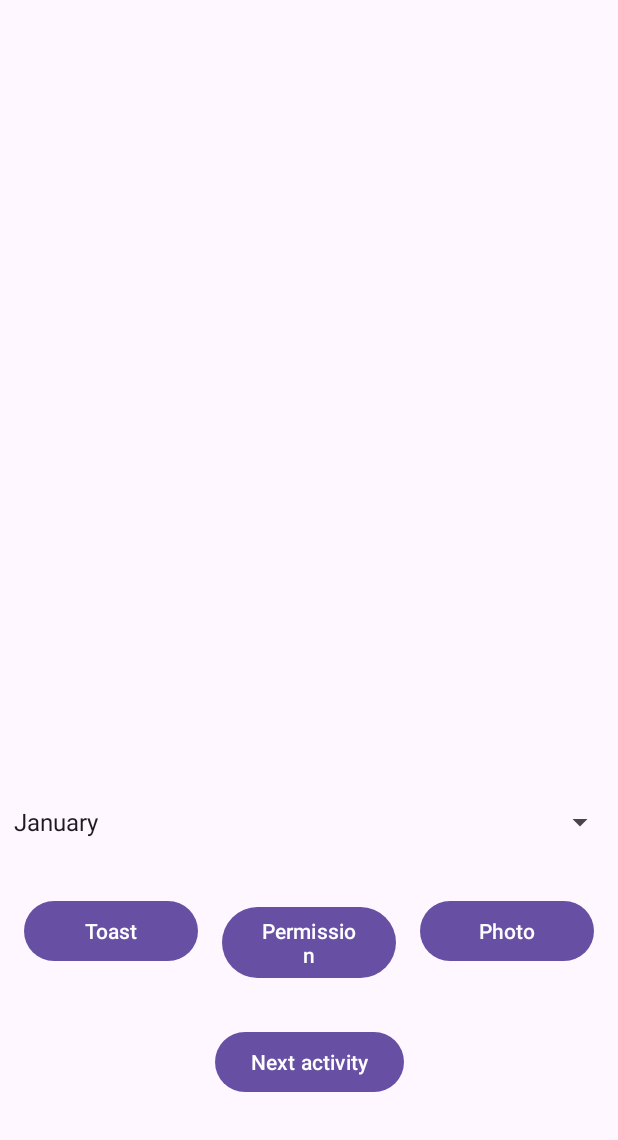
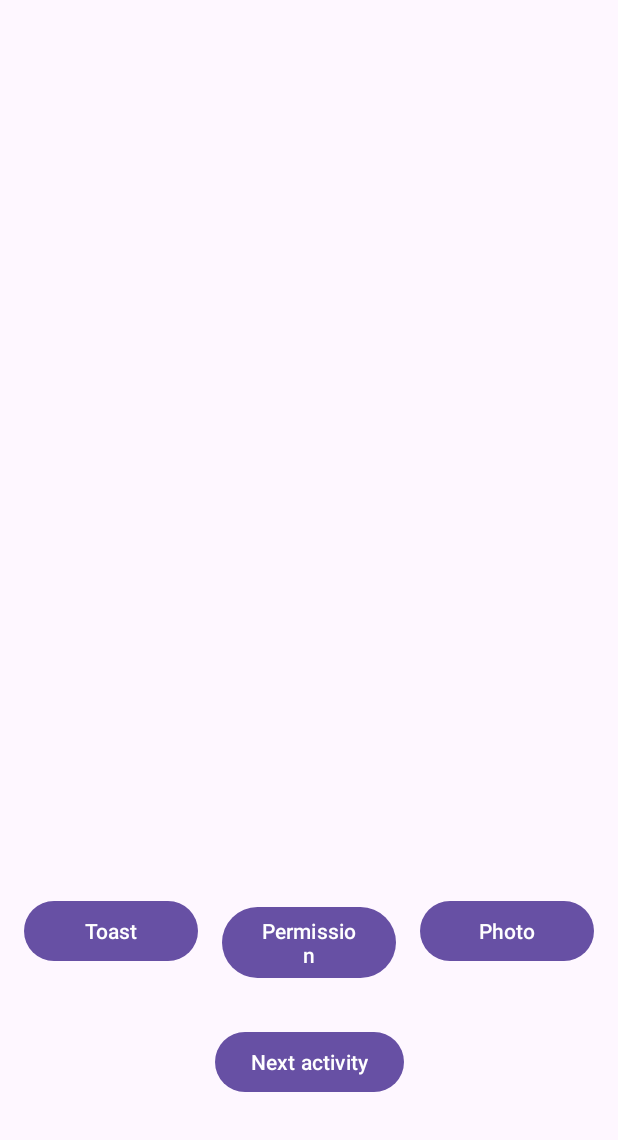
Before and after one commit to ignatiysss/first_last_name, an Android app: the SmthActivity screen opened directly, with no data from a screen before it, after a tap on "Add contact", on a phone screen of 412 x 824 dp, the part 96-1236 px from its top. Run offline under Robolectric (Android 15) with nearby library versions, the phone set to English and light mode, and no system bars.

Commit message:
try to fix it

```diff
--- a/app/src/main/java/com/example/myapplication/SmthActivity.kt
+++ b/app/src/main/java/com/example/myapplication/SmthActivity.kt
@@ -10,9 +10,7 @@ import android.os.Bundle
 import android.util.Log
 import android.view.Menu
 import android.view.MenuItem
-import android.view.View
-import android.widget.AdapterView
-import android.widget.ArrayAdapter
+import android.widget.Button
 import android.widget.ImageView
 import android.widget.Toast
 import androidx.annotation.RequiresApi
@@ -34,22 +32,6 @@ class SmthActivity : AppCompatActivity() {
         setContentView(binding.root)
         setSupportActionBar(binding.toolbarSmth)
 
-        val listForSpinnerToast = listOf("January", "February", "March", "April",
-            "May", "June", "July", "August", "September", "October", "November", "December")
-
-        val adapterForSpinnerToast = ArrayAdapter<String>(this, androidx.constraintlayout
-            .widget.R.layout.support_simple_spinner_dropdown_item, listForSpinnerToast)
-        binding.spinnerToast.adapter = adapterForSpinnerToast
-
-        binding.spinnerToast.onItemSelectedListener = object : AdapterView.OnItemSelectedListener {
-            override fun onNothingSelected(p0: AdapterView<*>?) {
-
-            }
-            override fun onItemSelected(adapterView: AdapterView<*>?, view: View?, i: Int, id: Long) {
-                Toast.makeText(this@SmthActivity, "You selected ${adapterView
-                    ?.getItemAtPosition(i).toString()}", Toast.LENGTH_SHORT).show()
-            }
-        }
 
         binding.buttonSmthAToast.setOnClickListener {
             Toast.makeText(
@@ -63,8 +45,7 @@ class SmthActivity : AppCompatActivity() {
             ).show()
 
         }
-
-        binding.buttonSmthAPermission.setOnClickListener {
+        findViewById<Button>(R.id.buttonSmthAPermission).setOnClickListener {
             requestPermission()
         }
 
@@ -75,7 +56,7 @@ class SmthActivity : AppCompatActivity() {
         )
 
         val leaveDefault = AlertDialog.Builder(this)
-            .setTitle(optionsForSingleChoiceDialog[0])
+            .setTitle("Leave default")
             .setMessage("Are you sure that you need leave default photo")
             .setPositiveButton("Yes") { _, _ ->
                 binding.smthAPhoto.setImageDrawable(
@@ -91,10 +72,9 @@ class SmthActivity : AppCompatActivity() {
                 Toast.makeText(this, "Ok :)", Toast.LENGTH_LONG).show()
             }.create()
 
-        val chooseFromMostUseful = Toast.makeText(this, "I am too lazy for this", Toast.LENGTH_LONG)
 
         val chooseByYourSelf = AlertDialog.Builder(this)
-            .setTitle(optionsForSingleChoiceDialog[2])
+            .setTitle("Change photo")
             .setMessage("Are you sure?")
             .setIcon(R.drawable.baseline_add_photo_alternate_24)
             .setPositiveButton("Yes") { _, _ ->
@@ -107,6 +87,7 @@ class SmthActivity : AppCompatActivity() {
                 Toast.makeText(this, "Ok :)", Toast.LENGTH_LONG).show()
             }.create()
 
+        val chooseFromMostUseful = Toast.makeText(this, "I am too lazy for this", Toast.LENGTH_LONG)
 
         var stateSingleChooseForeSmthAPhoto = 0
         val singleChoiceForSmthAPhoto = androidx.appcompat.app.AlertDialog.Builder(this)
@@ -186,7 +167,7 @@ class SmthActivity : AppCompatActivity() {
         when (item.itemId) {
             R.id.menuAddContact -> Toast.makeText(
                 this,
-                "You add someone to contact ешкере",
+                "You add someone to contact",
                 Toast.LENGTH_SHORT
             ).show()
 
--- a/app/src/main/res/layout/activity_smth.xml
+++ b/app/src/main/res/layout/activity_smth.xml
@@ -86,15 +86,4 @@
         app:layout_constraintStart_toStartOf="parent"
         app:layout_constraintTop_toBottomOf="@+id/buttonSmthAPermission" />
 
-    <Spinner
-        android:id="@+id/spinnerToast"
-        android:layout_width="409dp"
-        android:layout_height="wrap_content"
-        android:minHeight="48dp"
-        app:layout_constraintBottom_toTopOf="@+id/buttonSmthAPermission"
-        app:layout_constraintEnd_toEndOf="parent"
-        app:layout_constraintHorizontal_bias="0.5"
-        app:layout_constraintStart_toStartOf="parent"
-        app:layout_constraintTop_toBottomOf="@+id/smthAPhoto" />
-
 </androidx.constraintlayout.widget.ConstraintLayout>
--- a/app/src/main/res/values/strings.xml
+++ b/app/src/main/res/values/strings.xml
@@ -64,5 +64,4 @@
     <string name="close_app">Close app</string>
     <string name="give_feedback">Give feedback</string>
     <string name="_1" translatable="false">+1</string>
-    <string name="new_todo">New todo</string>
 </resources>
```
